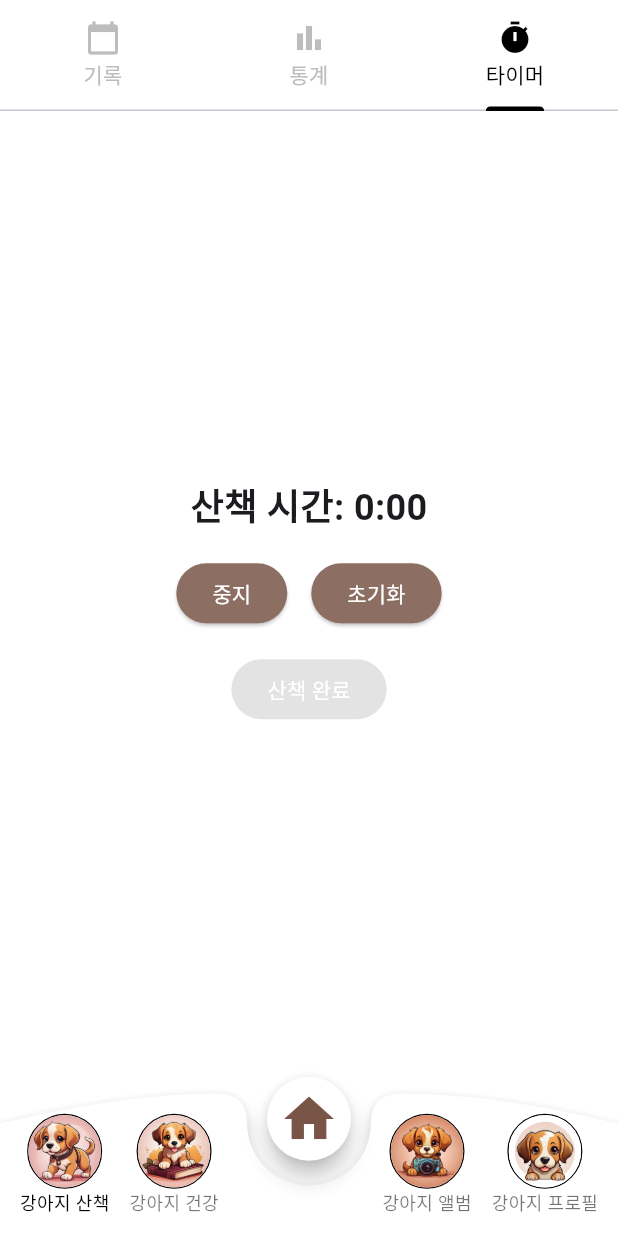
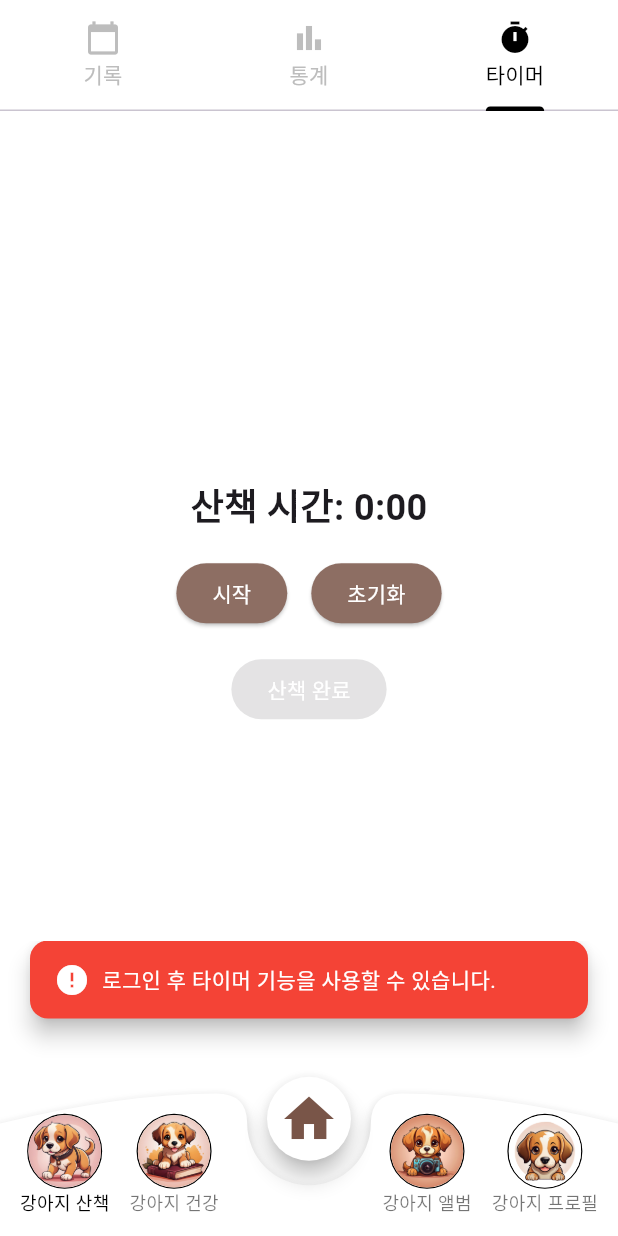
Before and after one commit to jeonghunlee99/Dog-Breed-Identification, a Flutter app: the screen it shows after launch, tab 3 chosen, after a tap on "시작", on a phone screen of 412 x 824 dp. Run offline on Flutter 3.47's test engine with Material 3 defaults, Android fonts, the phone set to English and light mode, and no system bars; our stand-ins replace cached_network_image, cloud_firestore, firebase_auth, firebase_core, firebase_storage, flutter_dotenv and 6 more; missing offline and left inert: flutter_naver_map, kakao_flutter_sdk_user; accounts and stored records are empty.

Commit message:
로그인체크 토스트메시지 추가

```diff
--- a/lib/widget/dog_walk_timer_widget.dart
+++ b/lib/widget/dog_walk_timer_widget.dart
@@ -1,4 +1,5 @@
 import 'package:flutter/material.dart';
+import 'package:firebase_auth/firebase_auth.dart'; // FirebaseAuth 사용
 
 class TimerWidget extends StatefulWidget {
   final void Function(Duration duration) onWalkComplete;
@@ -21,14 +22,27 @@ class _TimerWidgetState extends State<TimerWidget> {
     _stopwatch = Stopwatch();
   }
 
+  // FirebaseAuth 인스턴스를 사용하여 로그인 상태 확인
+  void _checkLoginStatus() {
+    final user = FirebaseAuth.instance.currentUser;
+    if (user == null) {
+      // 로그인이 안 되어 있으면 커스텀 SnackBar로 메시지 표시
+      _showCustomSnackBar("로그인 후 타이머 기능을 사용할 수 있습니다.", Colors.red);
+    }
+  }
+
   void _startTimer() {
+    _checkLoginStatus(); // 로그인 상태 체크
+
+    final user = FirebaseAuth.instance.currentUser;
+    if (user != null) {
       setState(() {
         _isRunning = true;
         _stopwatch.start();
         _isWalkCompleted = false;
       });
-
       Future.delayed(const Duration(milliseconds: 100), _updateTimer);
+    }
   }
 
   void _stopTimer() {
@@ -49,11 +63,16 @@ class _TimerWidgetState extends State<TimerWidget> {
   }
 
   void _resetTimer() {
+    _checkLoginStatus(); // 로그인 상태 체크
+
+    final user = FirebaseAuth.instance.currentUser;
+    if (user != null) {
       setState(() {
         _duration = Duration.zero;
         _stopwatch.reset();
         _isWalkCompleted = false;
       });
+    }
   }
 
   void _completeWalk() {
@@ -62,8 +81,6 @@ class _TimerWidgetState extends State<TimerWidget> {
       _isWalkCompleted = false;
       _resetTimer();
     });
-
-
     _showCustomSnackBar("산책이 완료되었습니다!", Colors.green);
   }
 
```
Also changed, not shown: lib/widget/dog_walk_record_widget.dart (+49 -2 lines). Lines whose indentation alone changed are shown as unchanged.
